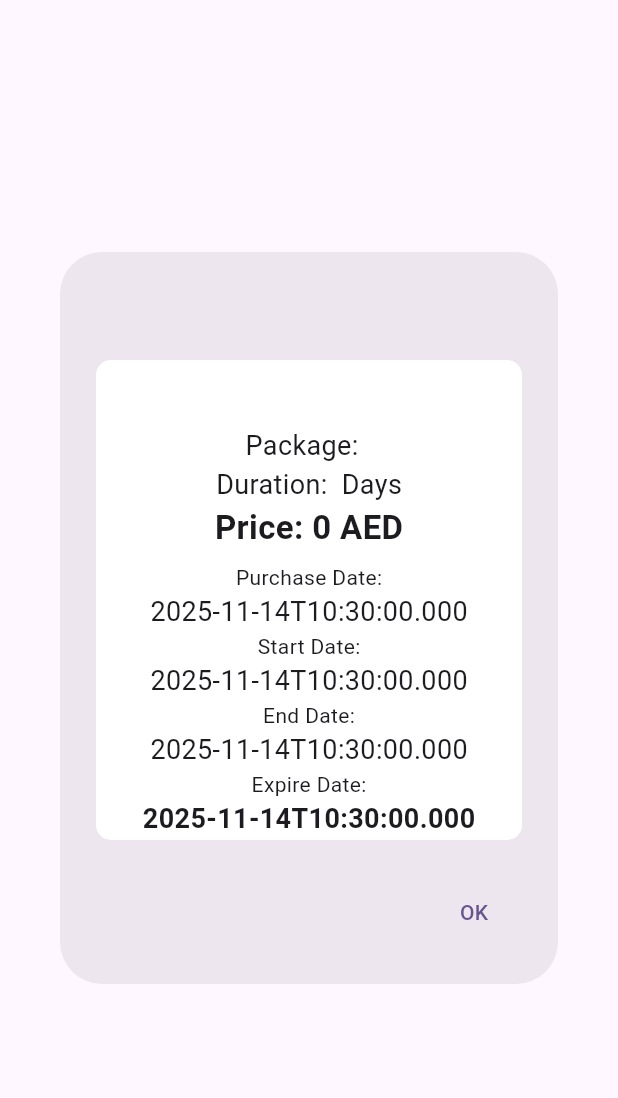
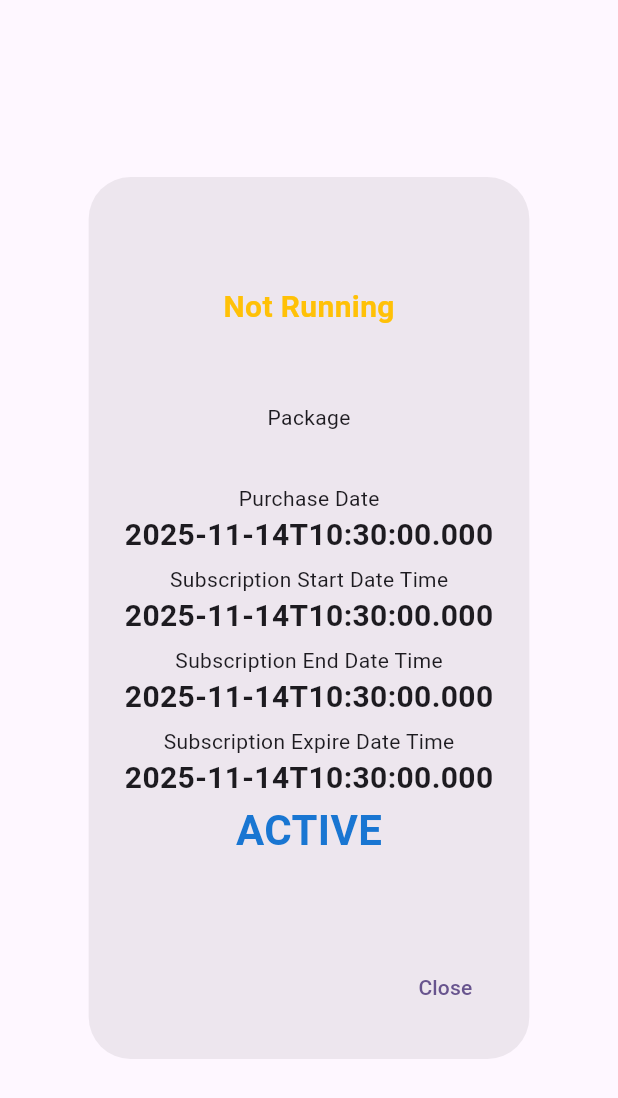
Before and after one commit to Chinthana144/CloudTik-Sales, a Flutter app: the ViewSubscription widget shown alone on an empty page, opened directly with empty values, on a phone screen of 412 x 824 dp. Shown: the top 1098 px of the screen. Run offline on Flutter 3.47's test engine with Material 3 defaults, Android fonts, the phone set to English and light mode, and no system bars; our stand-ins replace fl_chart, qr_flutter, shared_preferences; accounts and stored records are empty.

Commit message:
expire clock

```diff
--- a/lib/widgets/view_subscription.dart
+++ b/lib/widgets/view_subscription.dart
@@ -1,114 +1,194 @@
+import 'dart:async';
 import 'package:flutter/material.dart';
 import 'package:provider/provider.dart';
 import '../providers/subscription_provider.dart';
 
-class ViewSubscription extends StatelessWidget {
+class ViewSubscription extends StatefulWidget{
   final String subscriptionId;
   final Map<String, dynamic> sub;
+  ViewSubscription({
+    super.key,
+    required this.subscriptionId,
+    required this.sub,
+  });
 
-  const ViewSubscription({
-    Key? key,
-    required this.subscriptionId,
-    required this.sub
-  }) : super(key: key);
+  @override
+  State<ViewSubscription> createState() => _viewSubscriptionState();
+}
+
+class _viewSubscriptionState extends State<ViewSubscription> {
+  late Timer _timer;
+  Duration remaining = Duration.zero;
+
+  @override
+  void initState() {
+    super.initState();
+    _calculateRemaining();
+
+    _timer = Timer.periodic(const Duration(seconds: 1), (_) {
+      _calculateRemaining();
+    });
+  }
+
+  void _calculateRemaining() {
+    final now = DateTime.now();
+    // print('date: ${widget.sub['subscription']['expiry_datetime']}');
+    String expiryString = widget.sub['subscription']['expiry_datetime'] == 'N/A' ? '0000-00-00 00:00:00' : widget.sub['subscription']['expiry_datetime'];
+    expiryString = expiryString.replaceAll(' ', 'T');
+    DateTime expiryDate = DateTime.parse(expiryString);
+
+    remaining = expiryDate.difference(now);
+    setState(() {
+      if (remaining.isNegative) {
+        remaining = Duration.zero;
+      }
+    });
+  }
+
+  @override
+  void dispose() {
+    _timer.cancel();
+    super.dispose();
+  }
 
   @override
   Widget build(BuildContext context) {
+    final days = remaining.inDays;
+    final hours = remaining.inHours % 24;
+    final minutes = remaining.inMinutes % 60;
+    final seconds = remaining.inSeconds % 60;
+
+    Color getStatusColor(status){
+      Color colorName = Color(0xFF1976D2);
+      switch(status) {
+        case 1 : colorName = Color(0xFF1976D2);//active
+        break;
+        case 2 : colorName = Color(0xFF43A047);//running
+        break;
+        case 3 : colorName = Color(0xFFFFC107);//expired
+        break;
+        case 4 : colorName = Colors.red;//canceled
+        break;
+        case 5 : colorName = Color(0xFF6C757D);//transferred
+        break;
+      }//switch
+      return colorName;
+    }//get color
+
+    String getStatus(status){
+      String statusName = "ACTIVE";
+      switch(status) {
+        case 1: statusName = "ACTIVE";
+        break;
+        case 2: statusName = "RUNNING";
+        break;
+        case 3: statusName = "EXPIRED";
+        break;
+        case 4: statusName = "CANCELED";
+        break;
+        case 5: statusName = "TRANSFERRED";
+        break;
+      }
+      return statusName;
+    }
 
     return AlertDialog(
-      title: Column(
-        children: [
+      title: Text(widget.sub['subscription']['customer_name']),
+      content: Container(
+        height: 420,
+        child: Column(children: [
+          remaining.inSeconds > 0 ?
           Text(
-            '${sub['subscription']['customer_name']}',
+              '${days}d : ${hours}h : ${minutes}m : ${seconds}s',
               style: TextStyle(
                 fontWeight: FontWeight.bold,
+                fontSize: 26,
+                color: Color(0xFF43A047),
+              ),
+          )
+          :
+          Text(
+              'Not Running',
+              style: TextStyle(
+                fontWeight: FontWeight.bold,
+                fontSize: 20,
+                color: Color(0xFFFFC107),
               ),
           ),
-        ]),
-      content: Container(
-        width: double.maxFinite,
-        padding: EdgeInsets.all(10),
-        height: 320,
-        decoration: BoxDecoration(
-          color: Colors.white,
-          borderRadius: BorderRadius.circular(10),
-        ),
-        child: Column(
-          mainAxisAlignment: MainAxisAlignment.start,
-          mainAxisSize: MainAxisSize.min,
-          children: [
+          SizedBox(height: 10),
           Text(
-                '${sub['subscription']['username']}',
+              widget.sub['subscription']['username'],
               style: TextStyle(
                 fontWeight: FontWeight.bold,
-                  fontSize: 24,
+                fontSize: 20,
               ),
           ),
+          SizedBox(height: 10),
+          Text('Package'),
           Text(
-                'Package:  ${sub['subscription']['package_name']}',
+            widget.sub['subscription']['package_name'],
             style: TextStyle(
-                  fontSize: 18,
+              fontWeight: FontWeight.bold,
+              fontSize: 20,
             ),
           ),
+          SizedBox(height: 5),
+          Text('Purchase Date'),
           Text(
-                'Duration: ${sub['subscription']['package_duration']} Days',
+            widget.sub['subscription']['purchase_date'],
             style: TextStyle(
-                  fontSize: 18,
+              fontWeight: FontWeight.bold,
+              fontSize: 20,
             ),
           ),
+          SizedBox(height: 5),
+          Text('Subscription Start Date Time'),
           Text(
-                'Price: ${sub['subscription']['package_price']} AED',
+            widget.sub['subscription']['start_datetime'],
             style: TextStyle(
               fontWeight: FontWeight.bold,
-                  fontSize: 22,
+              fontSize: 20,
             ),
           ),
-            SizedBox(height: 8,),
-            //dates
-            Text('Purchase Date:'),
+          SizedBox(height: 5),
+          Text('Subscription End Date Time'),
           Text(
-              '${sub['subscription']['purchase_date']}',
+            widget.sub['subscription']['end_datetime'],
             style: TextStyle(
-                fontSize: 18,
+              fontWeight: FontWeight.bold,
+              fontSize: 20,
+            ),
+          ),
+          SizedBox(height: 5),
+          Text('Subscription Expire Date Time'),
+          Text(
+            widget.sub['subscription']['expiry_datetime'],
+            style: TextStyle(
+              fontWeight: FontWeight.bold,
+              fontSize: 20,
             ),
           ),
 
-            Text('Start Date:'),
           Text(
-              '${sub['subscription']['start_datetime']}',
+            getStatus(widget.sub['subscription']['status']),
             style: TextStyle(
-                fontSize: 18,
+              fontWeight: FontWeight.bold,
+              fontSize: 28,
+              color: getStatusColor(widget.sub['subscription']['status']),
             ),
           ),
 
-            Text('End Date:'),
-            Text(
-              '${sub['subscription']['end_datetime']}',
-              style: TextStyle(
-                fontSize: 18,
-              ),
-            ),
 
-            Text('Expire Date:'),
-            Text(
-              '${sub['subscription']['expiry_datetime']}',
-              style: TextStyle(
-                fontWeight: FontWeight.bold,
-                fontSize: 18,
-              ),
-            ),
-          ],
-        ),
+        ]),
       ),
       actions: [
         TextButton(
-          onPressed: () {
-            FocusScope.of(context).unfocus();
+            onPressed: (){
               Navigator.of(context).pop();
             },
-          child: Text('OK'),
+            child: Text('Close')
         ),
-    ]
+      ],
     );
   }
 }
```
Lines whose indentation alone changed are shown as unchanged.
